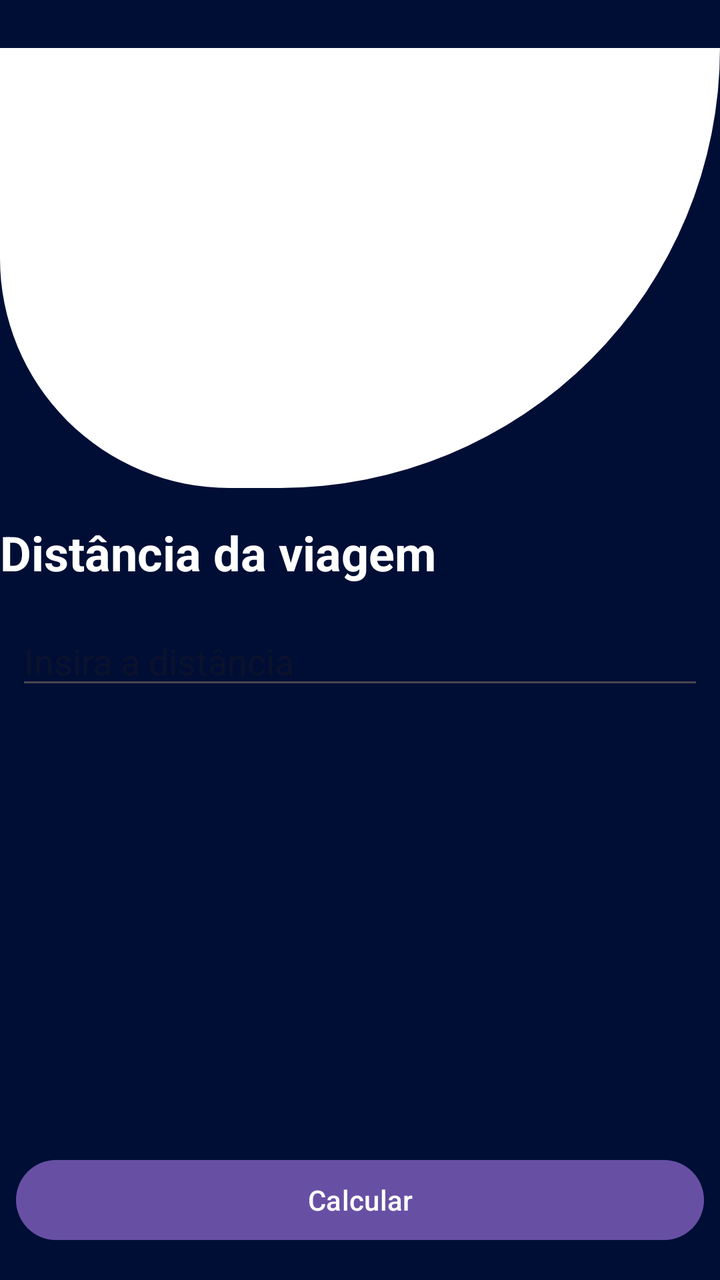
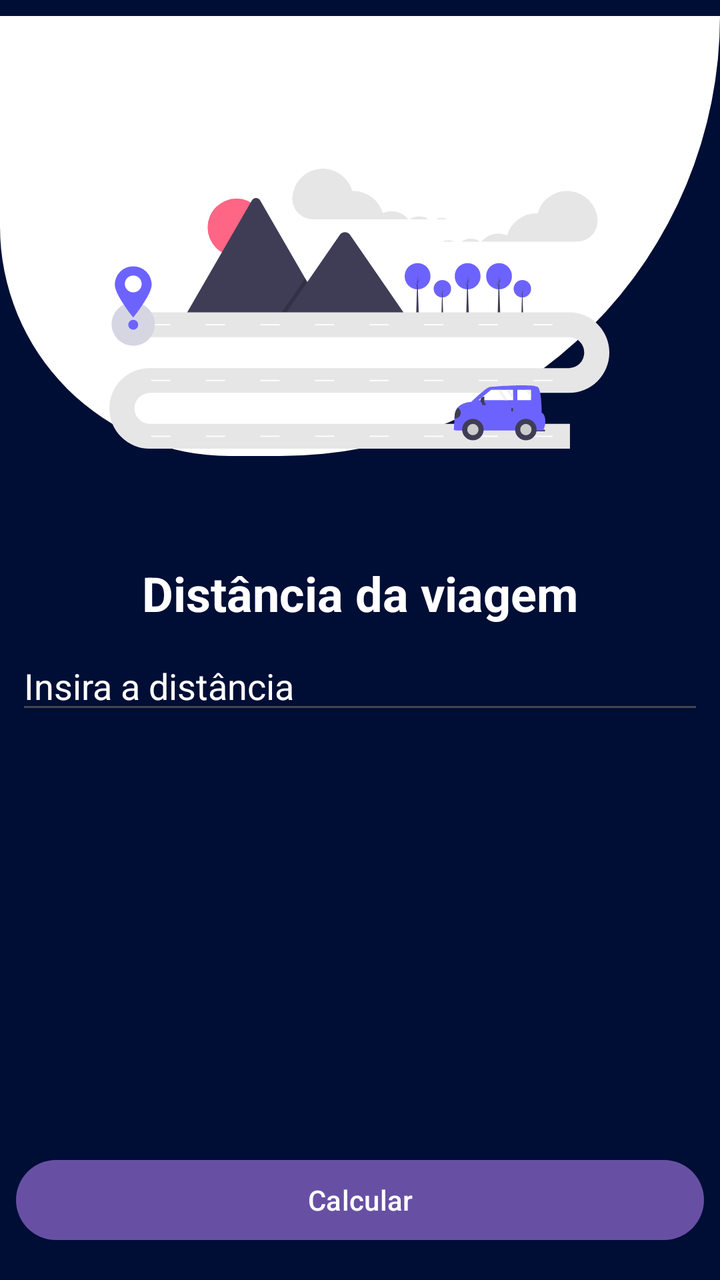

An Android layout rendered at two revisions. The XML below is the earlier revision; the diff shows what the commit changed to produce the second picture.
<!-- AndroidManifest.xml: application theme Theme.FuelCalculator -->
<!-- res/layout/activity_distancia.xml -->
<?xml version="1.0" encoding="utf-8"?>
<androidx.constraintlayout.widget.ConstraintLayout xmlns:android="http://schemas.android.com/apk/res/android"
    xmlns:app="http://schemas.android.com/apk/res-auto"
    xmlns:tools="http://schemas.android.com/tools"
    android:id="@+id/main"
    android:background="@color/background"
    android:layout_width="match_parent"
    android:layout_height="match_parent"
    tools:context=".DistanciaActivity">

    <LinearLayout
        android:id="@+id/linearLayout"
        android:layout_width="match_parent"
        android:layout_height="220dp"
        android:layout_marginTop="24dp"
        android:background="@drawable/bg_rounded"
        android:gravity="center"
        app:layout_constraintEnd_toEndOf="parent"
        app:layout_constraintStart_toStartOf="parent"
        app:layout_constraintTop_toTopOf="parent" />

    <EditText
        android:id="@+id/edtDistancia"
        android:layout_width="0dp"
        android:layout_height="wrap_content"
        android:layout_marginStart="8dp"
        android:layout_marginTop="16dp"
        android:layout_marginEnd="8dp"
        android:ems="10"
        android:hint="Insira a distância"
        android:inputType="number"
        app:layout_constraintEnd_toEndOf="parent"
        app:layout_constraintHorizontal_bias="0.0"
        app:layout_constraintStart_toStartOf="parent"
        app:layout_constraintTop_toBottomOf="@+id/tvTituloDistancia" />

    <Button
        android:id="@+id/btnDistanciaCalcular"
        android:layout_width="0dp"
        android:layout_height="wrap_content"
        android:layout_marginStart="8dp"
        android:layout_marginEnd="8dp"
        android:layout_marginBottom="16dp"
        android:text="Calcular"
        app:layout_constraintBottom_toBottomOf="parent"
        app:layout_constraintEnd_toEndOf="parent"
        app:layout_constraintStart_toStartOf="parent" />

    <TextView
        android:id="@+id/tvTituloDistancia"
        android:layout_width="wrap_content"
        android:layout_height="wrap_content"
        android:layout_marginTop="16dp"
        android:text="Distância da viagem"
        android:textColor="@color/white"
        android:textSize="24sp"
        android:textStyle="bold"
        app:layout_constraintTop_toBottomOf="@+id/linearLayout"
        tools:layout_editor_absoluteX="96dp" />

</androidx.constraintlayout.widget.ConstraintLayout>
<!-- resources referenced by this layout -->
<resources>
  <color name="background">#000E35</color>
  <color name="white">#FFFFFFFF</color>
  <!-- drawable bg_rounded (drawable) -->
  <?xml version="1.0" encoding="utf-8"?>
  <shape xmlns:android="http://schemas.android.com/apk/res/android"
      android:shape="rectangle">
  
      <solid android:color="@android:color/white"/>
  
      <corners
          android:topLeftRadius="0dp"
          android:topRightRadius="0dp"
          android:bottomLeftRadius="120dp"
          android:bottomRightRadius="230dp"/>
  
      <padding
          android:left="12dp"
          android:top="12dp"
          android:right="12dp"
          android:bottom="12dp"/>
  
  </shape>
  <style name="Theme.FuelCalculator" parent="Base.Theme.FuelCalculator" />
  <style name="Base.Theme.FuelCalculator" parent="Theme.Material3.DayNight.NoActionBar">
          
          
      </style>
</resources>

<!-- the commit's change to res/layout/activity_distancia.xml (unified diff, before → after) -->
@@ -12,10 +12,11 @@
         android:id="@+id/linearLayout"
         android:layout_width="match_parent"
         android:layout_height="220dp"
-        android:layout_marginTop="24dp"
+        android:layout_marginTop="8dp"
         android:background="@drawable/bg_rounded"
         android:gravity="center"
         app:layout_constraintEnd_toEndOf="parent"
+        app:layout_constraintHorizontal_bias="1.0"
         app:layout_constraintStart_toStartOf="parent"
         app:layout_constraintTop_toTopOf="parent" />
 
@@ -24,11 +25,13 @@
         android:layout_width="0dp"
         android:layout_height="wrap_content"
         android:layout_marginStart="8dp"
-        android:layout_marginTop="16dp"
+        android:layout_marginTop="8dp"
         android:layout_marginEnd="8dp"
         android:ems="10"
         android:hint="Insira a distância"
         android:inputType="number"
+        android:textColor="@color/white"
+        android:textColorHint="@color/white"
         app:layout_constraintEnd_toEndOf="parent"
         app:layout_constraintHorizontal_bias="0.0"
         app:layout_constraintStart_toStartOf="parent"
@@ -46,6 +49,19 @@
         app:layout_constraintEnd_toEndOf="parent"
         app:layout_constraintStart_toStartOf="parent" />
 
+    <ImageView
+        android:id="@+id/imageView"
+        android:layout_width="250dp"
+        android:layout_height="220dp"
+        android:layout_marginTop="16dp"
+        android:src="@drawable/icon_pin_distancia"
+        app:layout_constraintBottom_toBottomOf="parent"
+        app:layout_constraintEnd_toEndOf="parent"
+        app:layout_constraintHorizontal_bias="0.496"
+        app:layout_constraintStart_toStartOf="parent"
+        app:layout_constraintTop_toTopOf="parent"
+        app:layout_constraintVertical_bias="0.07" />
+
     <TextView
         android:id="@+id/tvTituloDistancia"
         android:layout_width="wrap_content"
@@ -53,9 +69,11 @@
         android:layout_marginTop="16dp"
         android:text="Distância da viagem"
         android:textColor="@color/white"
+        android:textColorHint="@android:color/darker_gray"
         android:textSize="24sp"
         android:textStyle="bold"
-        app:layout_constraintTop_toBottomOf="@+id/linearLayout"
-        tools:layout_editor_absoluteX="96dp" />
+        app:layout_constraintEnd_toEndOf="parent"
+        app:layout_constraintStart_toStartOf="parent"
+        app:layout_constraintTop_toBottomOf="@+id/imageView" />
 
 </androidx.constraintlayout.widget.ConstraintLayout>
<!-- resource entries referenced after the edit -->
@@ -22,6 +22,7 @@
           android:bottom="12dp"/>
   
   </shape>
+  <!-- drawable icon_pin_distancia: vector/xml drawable (drawable, 10028 chars, omitted) -->
   <style name="Theme.FuelCalculator" parent="Base.Theme.FuelCalculator" />
   <style name="Base.Theme.FuelCalculator" parent="Theme.Material3.DayNight.NoActionBar">
           
